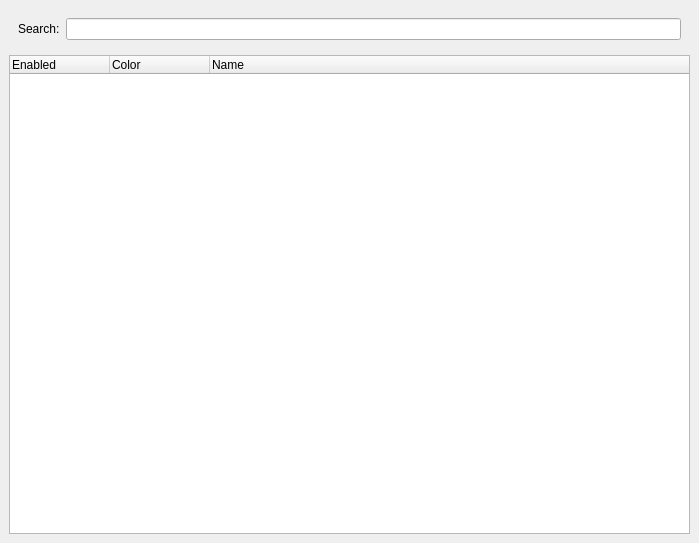
Before: the Qt Designer form layoutvisibles.ui in libresilicon/qtflow, drawn with Qt 5.
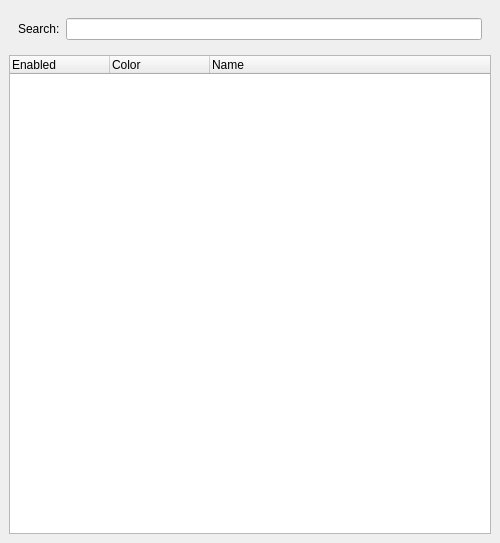
After: the same form once the commit is applied.

What changed in the file:
```diff
--- a/layoutvisibles.ui
+++ b/layoutvisibles.ui
@@ -6,10 +6,16 @@
    <rect>
     <x>0</x>
     <y>0</y>
-    <width>699</width>
+    <width>500</width>
     <height>543</height>
    </rect>
   </property>
+  <property name="minimumSize">
+   <size>
+    <width>500</width>
+    <height>156</height>
+   </size>
+  </property>
   <property name="windowTitle">
    <string>&amp;Visibles</string>
   </property>
@@ -43,6 +49,12 @@
     </item>
     <item>
      <widget class="QTreeWidget" name="typesTree">
+      <property name="minimumSize">
+       <size>
+        <width>400</width>
+        <height>0</height>
+       </size>
+      </property>
       <column>
        <property name="text">
         <string>Enabled</string>
```
